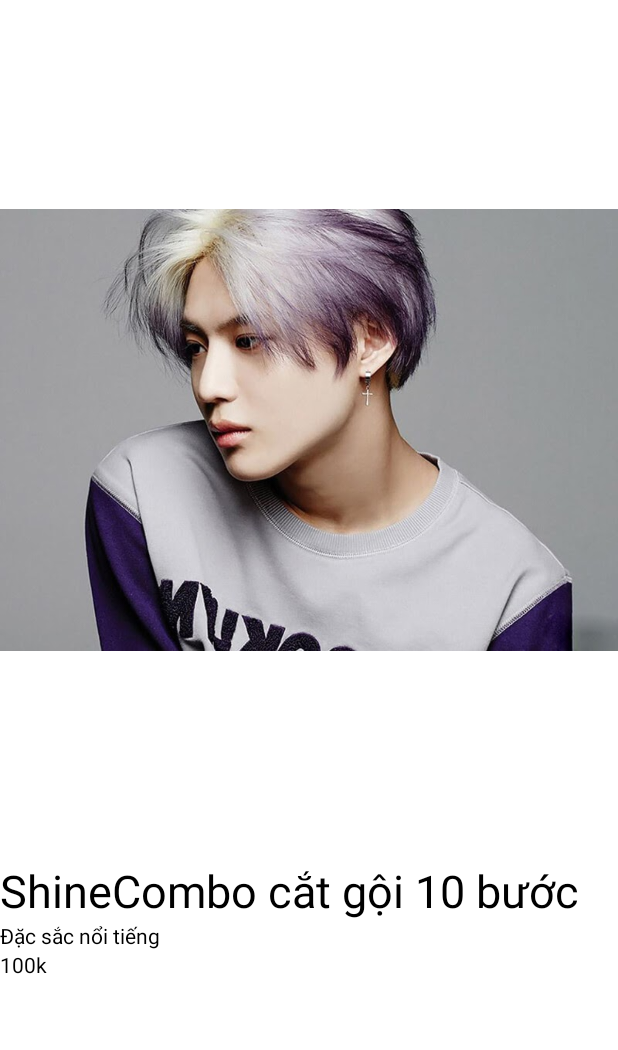
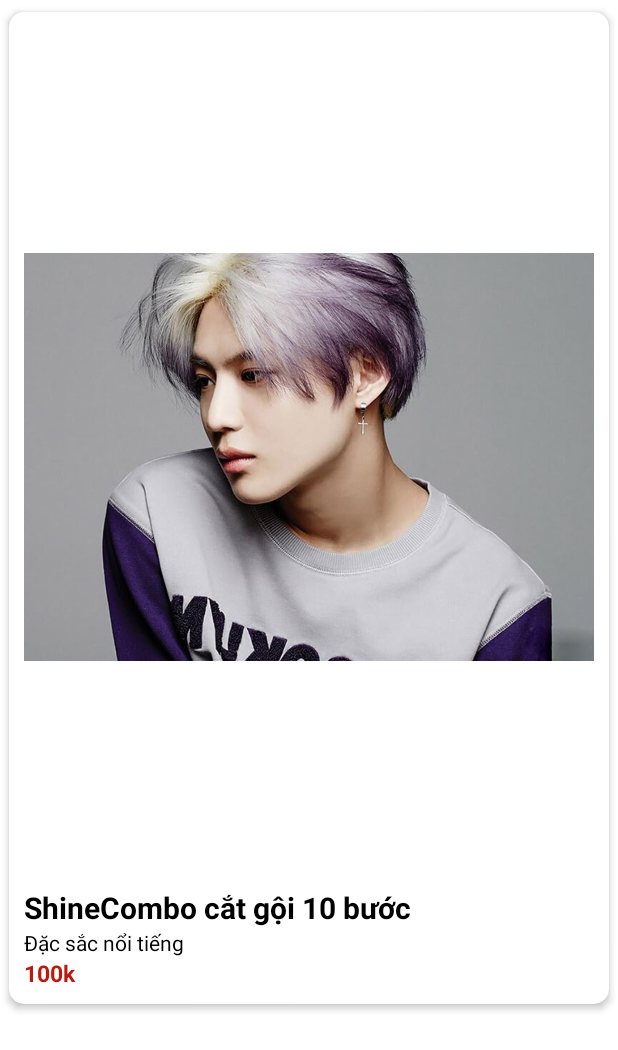
Before and after one commit to dungpt14083/UngDungDatLichCatToc, an Android app: the layout item_banggia.xml on its own in the app's theme, with its tools: preview values and no code run, on a phone screen of 412 x 824 dp. Shown: the top 1050 px of the screen. Run offline under Robolectric (Android 15) with nearby library versions, the phone set to English and light mode, and no system bars.

Commit message:
done bang gia

```diff
--- a/app/src/main/java/com/example/ungdungdatlichcattoc/Adapter/Adapter_BangGia.java
+++ b/app/src/main/java/com/example/ungdungdatlichcattoc/Adapter/Adapter_BangGia.java
@@ -62,7 +62,7 @@ public class Adapter_BangGia extends BaseAdapter {
             String price = formatter.format(service.getPrice());
             item_chondichvu_tvPrice.setText(price + " VNĐ");
             // Glide.with(holder.img_avatar.getContext()).load(comics.getImage()).into(holder.img_avatar);
-            //Glide.with(item_banggia_img.getContext()).load("http://io.supermeo.com:8000/"+service.getImages()).into(item_banggia_img);
+            Glide.with(item_banggia_img.getContext()).load("http://io.supermeo.com:8000/"+service.getImages()).into(item_banggia_img);
         }
         return view;
     }
--- a/app/src/main/res/layout/item_banggia.xml
+++ b/app/src/main/res/layout/item_banggia.xml
@@ -4,38 +4,66 @@
     xmlns:app="http://schemas.android.com/apk/res-auto"
     android:orientation="vertical"
     android:weightSum="5"
-    android:layout_height="wrap_content">
+    android:layout_height="match_parent">
 
-    <ImageView
+    <androidx.cardview.widget.CardView
         android:layout_width="match_parent"
-        android:layout_height="0dp"
-        android:layout_weight="2"
-        android:src="@drawable/tocnamdep"
-        android:id="@+id/item_banggia_img"/>
+        android:layout_height="wrap_content"
+        app:cardElevation="3dp"
+        app:cardCornerRadius="10dp"
+        app:cardUseCompatPadding="true"
+        >
+        <LinearLayout
+            android:layout_width="match_parent"
+            android:layout_height="match_parent"
+            android:padding="10dp"
+            android:orientation="vertical"
+            android:gravity="center">
+
             <LinearLayout
                 android:layout_width="match_parent"
                 android:layout_height="wrap_content"
                 android:orientation="vertical"
+                android:background="#FFF"
                 >
+                <ImageView
+                    android:minHeight="200dp"
+                    android:minWidth="200dp"
+                    android:layout_width="match_parent"
+                    android:layout_height="wrap_content"
+                    android:layout_gravity="center"
+                    android:src="@drawable/tocnamdep"
+                    android:id="@+id/item_banggia_img"/>
                 <TextView
+                    android:gravity="left"
                     android:layout_width="match_parent"
                     android:layout_height="wrap_content"
                     android:text="ShineCombo cắt gội 10 bước"
-            android:textSize="30dp"
+                    android:textSize="20dp"
+                    android:textStyle="bold"
                     android:textColor="@color/black"
                     android:id="@+id/item_banggia_tvName"/>
                 <TextView
+
                     android:layout_width="match_parent"
                     android:layout_height="wrap_content"
                     android:text="Đặc sắc nổi tiếng"
                     android:textColor="@color/black"
                     android:id="@+id/item_banggia_tvDesc"/>
+
                 <TextView
+                    android:id="@+id/item_banggia_tvPrice"
                     android:layout_width="match_parent"
                     android:layout_height="wrap_content"
                     android:text="100k"
-            android:textColor="@color/black"
-            android:id="@+id/item_banggia_tvPrice"/>
+                    android:textColor="#BD190D"
+                    android:textSize="15dp"
+                    android:textStyle="bold" />
             </LinearLayout>
 
         </LinearLayout>
+
+
+
+    </androidx.cardview.widget.CardView>
+</LinearLayout>
```
Lines whose indentation alone changed are shown as unchanged.
